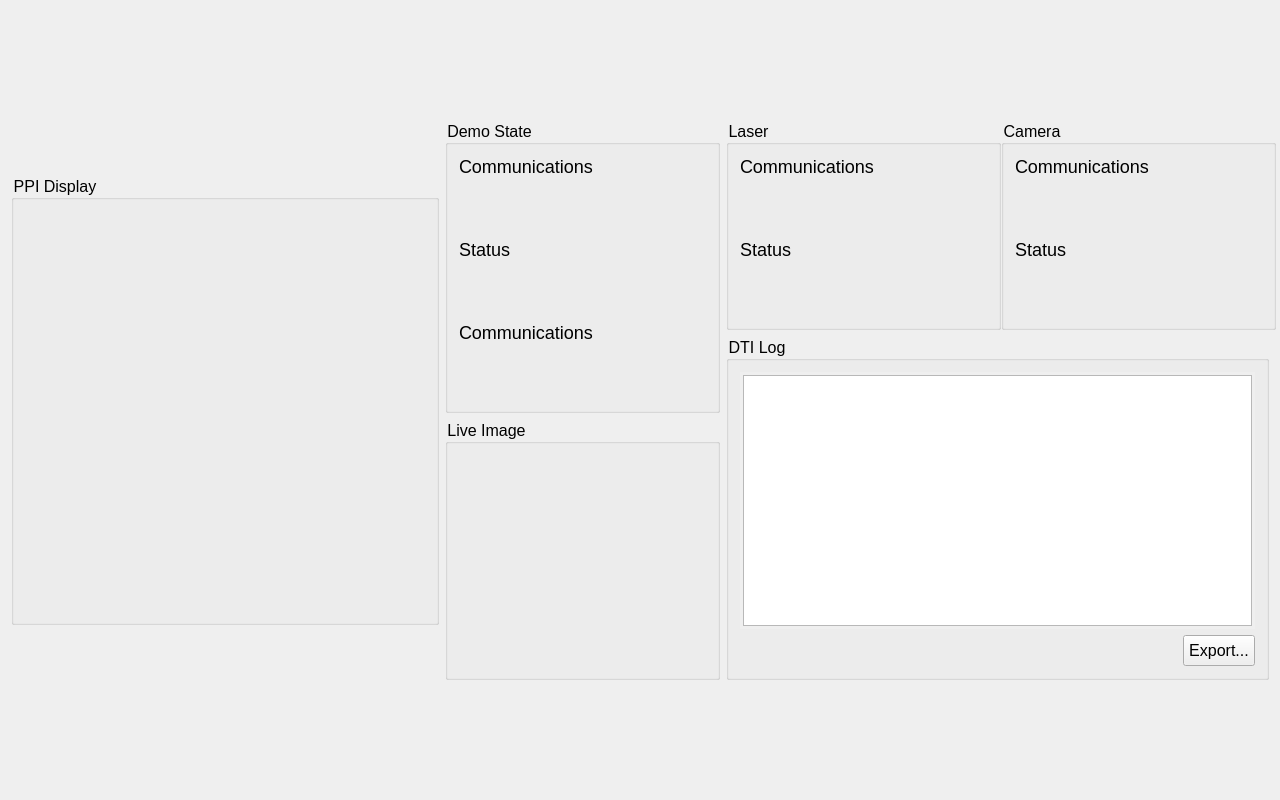
Above: C3/QtPoCProject/untitled/mainwindow.ui from dishbreak/wende-project before the change. Below: the same form after it.
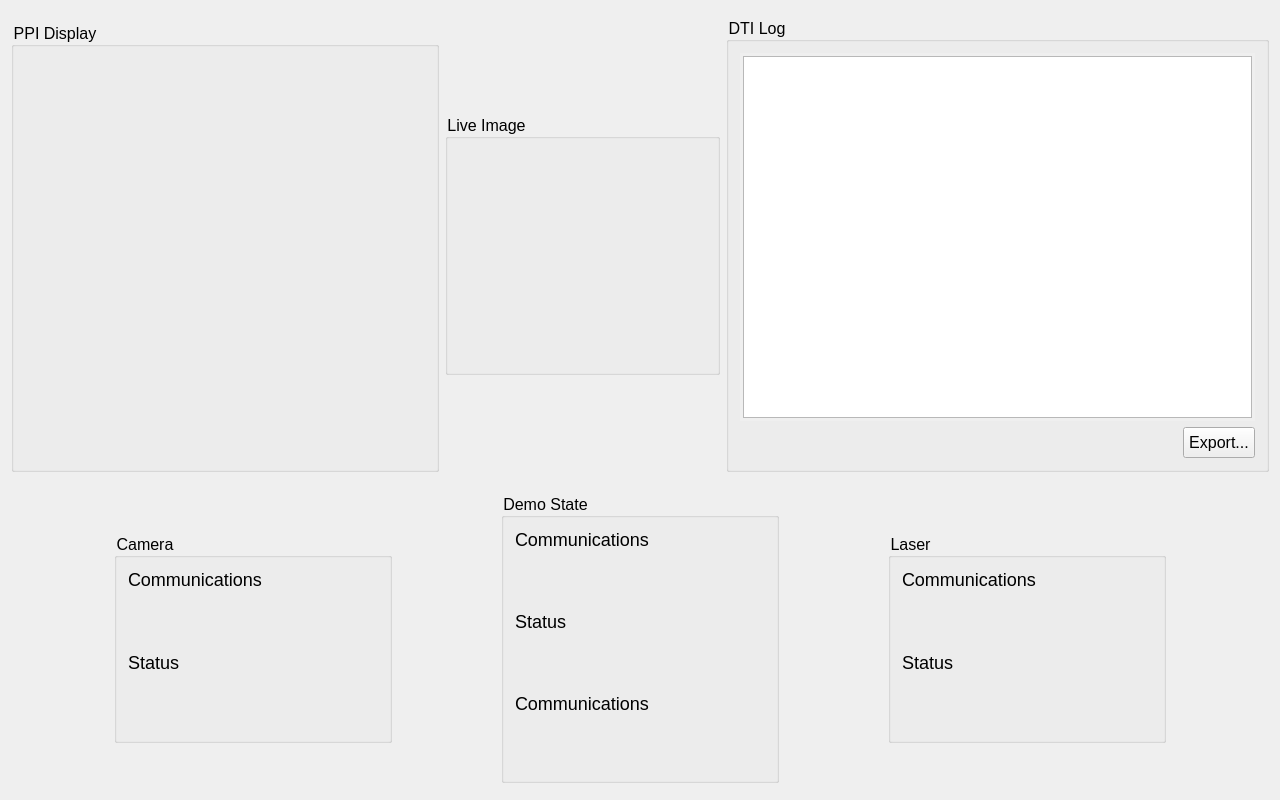
That is the form after the change. Icons and pictures are not drawn.

What changed in the file:
```diff
--- a/C3/QtPoCProject/untitled/mainwindow.ui
+++ b/C3/QtPoCProject/untitled/mainwindow.ui
@@ -62,7 +62,10 @@
       <item>
        <layout class="QHBoxLayout" name="horizontalLayout_3">
         <item>
-         <layout class="QVBoxLayout" name="verticalLayout_15">
+         <layout class="QVBoxLayout" name="vlPPI">
+          <property name="sizeConstraint">
+           <enum>QLayout::SetDefaultConstraint</enum>
+          </property>
           <item>
            <spacer name="verticalSpacer">
             <property name="orientation">
@@ -101,139 +104,12 @@
             </layout>
            </widget>
           </item>
-          <item>
-           <spacer name="verticalSpacer_2">
-            <property name="orientation">
-             <enum>Qt::Vertical</enum>
-            </property>
-            <property name="sizeHint" stdset="0">
-             <size>
-              <width>20</width>
-              <height>40</height>
-             </size>
-            </property>
-           </spacer>
-          </item>
          </layout>
         </item>
         <item>
-         <layout class="QVBoxLayout" name="verticalLayout_3">
+         <layout class="QVBoxLayout" name="vlLiveImage" stretch="0">
           <item>
-           <widget class="QGroupBox" name="laserOps_4">
-            <property name="sizePolicy">
-             <sizepolicy hsizetype="Fixed" vsizetype="Fixed">
-              <horstretch>0</horstretch>
-              <verstretch>0</verstretch>
-             </sizepolicy>
-            </property>
-            <property name="minimumSize">
-             <size>
-              <width>275</width>
-              <height>290</height>
-             </size>
-            </property>
-            <property name="styleSheet">
-             <string notr="true"/>
-            </property>
-            <property name="title">
-             <string>Demo State</string>
-            </property>
-            <layout class="QVBoxLayout" name="verticalLayout_10">
-             <item>
-              <layout class="QVBoxLayout" name="verticalLayout_11">
-               <item>
-                <widget class="QLabel" name="item_7">
-                 <property name="styleSheet">
-                  <string notr="true">font-size: 18px;</string>
-                 </property>
-                 <property name="text">
-                  <string>Communications</string>
-                 </property>
-                </widget>
-               </item>
-               <item>
-                <widget class="QLabel" name="laserCommStatus_4">
-                 <property name="minimumSize">
-                  <size>
-                   <width>250</width>
-                   <height>50</height>
-                  </size>
-                 </property>
-                 <property name="text">
-                  <string/>
-                 </property>
-                 <property name="pixmap">
-                  <pixmap resource="assets/assets.qrc">:/indicators/green indicator.svg</pixmap>
-                 </property>
-                </widget>
-               </item>
-              </layout>
-             </item>
-             <item>
-              <layout class="QVBoxLayout" name="verticalLayout_12">
-               <item>
-                <widget class="QLabel" name="item_8">
-                 <property name="styleSheet">
-                  <string notr="true">font-size: 18px;</string>
-                 </property>
-                 <property name="text">
-                  <string>Status</string>
-                 </property>
-                </widget>
-               </item>
-               <item>
-                <widget class="QLabel" name="laserOpStatus_4">
-                 <property name="minimumSize">
-                  <size>
-                   <width>250</width>
-                   <height>50</height>
-                  </size>
-                 </property>
-                 <property name="text">
-                  <string/>
-                 </property>
-                 <property name="pixmap">
-                  <pixmap resource="assets/assets.qrc">:/indicators/green indicator.svg</pixmap>
-                 </property>
-                </widget>
-               </item>
-              </layout>
-             </item>
-             <item>
-              <layout class="QVBoxLayout" name="verticalLayout_13">
-               <item>
-                <widget class="QLabel" name="item_9">
-                 <property name="styleSheet">
-                  <string notr="true">font-size: 18px;</string>
-                 </property>
-                 <property name="text">
-                  <string>Communications</string>
-                 </property>
-                </widget>
-               </item>
-               <item>
-                <widget class="QLabel" name="laserCommStatus_5">
-                 <property name="minimumSize">
-                  <size>
-                   <width>250</width>
-                   <height>50</height>
-                  </size>
-                 </property>
-                 <property name="text">
-                  <string/>
-                 </property>
-                 <property name="pixmap">
-                  <pixmap resource="assets/assets.qrc">:/indicators/green indicator.svg</pixmap>
-                 </property>
-                </widget>
-               </item>
-              </layout>
-             </item>
-            </layout>
-           </widget>
-          </item>
-          <item>
-           <widget class="QGroupBox" name="groupBox">
+           <widget class="QGroupBox" name="gbLiveImage">
             <property name="sizePolicy">
              <sizepolicy hsizetype="Fixed" vsizetype="Fixed">
               <horstretch>0</horstretch>
@@ -249,12 +125,12 @@
             <property name="title">
              <string>Live Image</string>
             </property>
-            <widget class="QLabel" name="label_2">
+            <widget class="QLabel" name="lblLiveImage">
              <property name="geometry">
               <rect>
                <x>10</x>
                <y>30</y>
-               <width>263</width>
+               <width>301</width>
                <height>223</height>
               </rect>
              </property>
@@ -278,179 +154,10 @@
         <item>
          <layout class="QVBoxLayout" name="verticalLayout_2">
           <item>
-           <layout class="QHBoxLayout" name="horizontalLayout">
-            <item>
-             <widget class="QGroupBox" name="laserOps_2">
-              <property name="sizePolicy">
-               <sizepolicy hsizetype="Fixed" vsizetype="Fixed">
-                <horstretch>0</horstretch>
-                <verstretch>0</verstretch>
-               </sizepolicy>
-              </property>
-              <property name="minimumSize">
-               <size>
-                <width>275</width>
-                <height>204</height>
-               </size>
-              </property>
-              <property name="styleSheet">
-               <string notr="true">font-size: 16px;</string>
-              </property>
-              <property name="title">
-               <string>Laser</string>
-              </property>
-              <layout class="QVBoxLayout" name="verticalLayout_4">
-               <item>
-                <layout class="QVBoxLayout" name="verticalLayout_5">
-                 <item>
-                  <widget class="QLabel" name="item_3">
-                   <property name="styleSheet">
-                    <string notr="true">font-size: 18px;</string>
-                   </property>
-                   <property name="text">
-                    <string>Communications</string>
-                   </property>
-                  </widget>
-                 </item>
-                 <item>
-                  <widget class="QLabel" name="laserCommStatus_2">
-                   <property name="minimumSize">
-                    <size>
-                     <width>250</width>
-                     <height>50</height>
-                    </size>
-                   </property>
-                   <property name="text">
-                    <string/>
-                   </property>
-                   <property name="pixmap">
-                    <pixmap resource="assets/assets.qrc">:/indicators/green indicator.svg</pixmap>
-                   </property>
-                  </widget>
-                 </item>
-                </layout>
-               </item>
-               <item>
-                <layout class="QVBoxLayout" name="verticalLayout_6">
-                 <item>
-                  <widget class="QLabel" name="item_4">
-                   <property name="styleSheet">
-                    <string notr="true">font-size: 18px;</string>
-                   </property>
-                   <property name="text">
-                    <string>Status</string>
-                   </property>
-                  </widget>
-                 </item>
-                 <item>
-                  <widget class="QLabel" name="laserOpStatus_2">
-                   <property name="minimumSize">
-                    <size>
-                     <width>250</width>
-                     <height>50</height>
-                    </size>
-                   </property>
-                   <property name="text">
-                    <string/>
-                   </property>
-                   <property name="pixmap">
-                    <pixmap resource="assets/assets.qrc">:/indicators/green indicator.svg</pixmap>
-                   </property>
-                  </widget>
-                 </item>
-                </layout>
-               </item>
-              </layout>
-             </widget>
-            </item>
-            <item>
-             <widget class="QGroupBox" name="laserOps_3">
-              <property name="sizePolicy">
-               <sizepolicy hsizetype="Fixed" vsizetype="Fixed">
-                <horstretch>0</horstretch>
-                <verstretch>0</verstretch>
-               </sizepolicy>
-              </property>
-              <property name="minimumSize">
-               <size>
-                <width>275</width>
-                <height>204</height>
-               </size>
-              </property>
-              <property name="styleSheet">
-               <string notr="true">font-size: 16px;</string>
-              </property>
-              <property name="title">
-               <string>Camera</string>
-              </property>
-              <layout class="QVBoxLayout" name="verticalLayout_7">
-               <item>
-                <layout class="QVBoxLayout" name="verticalLayout_8">
-                 <item>
-                  <widget class="QLabel" name="item_5">
-                   <property name="styleSheet">
-                    <string notr="true">font-size: 18px;</string>
-                   </property>
-                   <property name="text">
-                    <string>Communications</string>
-                   </property>
-                  </widget>
-                 </item>
-                 <item>
-                  <widget class="QLabel" name="laserCommStatus_3">
-                   <property name="minimumSize">
-                    <size>
-                     <width>250</width>
-                     <height>50</height>
-                    </size>
-                   </property>
-                   <property name="text">
-                    <string/>
-                   </property>
-                   <property name="pixmap">
-                    <pixmap resource="assets/assets.qrc">:/indicators/green indicator.svg</pixmap>
-                   </property>
-                  </widget>
-                 </item>
-                </layout>
-               </item>
-               <item>
-                <layout class="QVBoxLayout" name="verticalLayout_9">
-                 <item>
-                  <widget class="QLabel" name="item_6">
-                   <property name="styleSheet">
-                    <string notr="true">font-size: 18px;</string>
-                   </property>
-                   <property name="text">
-                    <string>Status</string>
-                   </property>
-                  </widget>
-                 </item>
-                 <item>
-                  <widget class="QLabel" name="laserOpStatus_3">
-                   <property name="minimumSize">
-                    <size>
-                     <width>250</width>
-                     <height>50</height>
-                    </size>
-                   </property>
-                   <property name="text">
-                    <string/>
-                   </property>
-                   <property name="pixmap">
-                    <pixmap resource="assets/assets.qrc">:/indicators/green indicator.svg</pixmap>
-                   </property>
-                  </widget>
-                 </item>
-                </layout>
-               </item>
-              </layout>
-             </widget>
-            </item>
-           </layout>
+           <layout class="QHBoxLayout" name="hlDTI"/>
           </item>
           <item>
-           <widget class="QGroupBox" name="">
+           <widget class="QGroupBox" name="gbDTI">
             <property name="styleSheet">
              <string notr="true">font-size: 16px;</string>
             </property>
@@ -463,6 +170,9 @@
                <property name="styleSheet">
                 <string notr="true">margin: 3px;</string>
                </property>
+               <attribute name="horizontalHeaderDefaultSectionSize">
+                <number>90</number>
+               </attribute>
               </widget>
              </item>
              <item>
@@ -499,6 +209,295 @@
         </item>
        </layout>
       </item>
+      <item>
+       <layout class="QHBoxLayout" name="hlStatusIndicators">
+        <property name="topMargin">
+         <number>15</number>
+        </property>
+        <item>
+         <widget class="QGroupBox" name="gbCameraIndicators">
+          <property name="sizePolicy">
+           <sizepolicy hsizetype="Fixed" vsizetype="Fixed">
+            <horstretch>0</horstretch>
+            <verstretch>0</verstretch>
+           </sizepolicy>
+          </property>
+          <property name="minimumSize">
+           <size>
+            <width>275</width>
+            <height>204</height>
+           </size>
+          </property>
+          <property name="styleSheet">
+           <string notr="true">font-size: 16px;</string>
+          </property>
+          <property name="title">
+           <string>Camera</string>
+          </property>
+          <layout class="QVBoxLayout" name="verticalLayout_7">
+           <item>
+            <layout class="QVBoxLayout" name="vlCameraComms">
+             <item>
+              <widget class="QLabel" name="lblCameraComms">
+               <property name="styleSheet">
+                <string notr="true">font-size: 18px;</string>
+               </property>
+               <property name="text">
+                <string>Communications</string>
+               </property>
+              </widget>
+             </item>
+             <item>
+              <widget class="QLabel" name="widCameraComms">
+               <property name="minimumSize">
+                <size>
+                 <width>250</width>
+                 <height>50</height>
+                </size>
+               </property>
+               <property name="text">
+                <string/>
+               </property>
+               <property name="pixmap">
+                <pixmap resource="assets/assets.qrc">:/indicators/green indicator.svg</pixmap>
+               </property>
+              </widget>
+             </item>
+            </layout>
+           </item>
+           <item>
+            <layout class="QVBoxLayout" name="vlCameraStatus">
+             <item>
+              <widget class="QLabel" name="lblCameraStatus">
+               <property name="styleSheet">
+                <string notr="true">font-size: 18px;</string>
+               </property>
+               <property name="text">
+                <string>Status</string>
+               </property>
+              </widget>
+             </item>
+             <item>
+              <widget class="QLabel" name="widCameraStatus">
+               <property name="minimumSize">
+                <size>
+                 <width>250</width>
+                 <height>50</height>
+                </size>
+               </property>
+               <property name="text">
+                <string/>
+               </property>
+               <property name="pixmap">
+                <pixmap resource="assets/assets.qrc">:/indicators/green indicator.svg</pixmap>
+               </property>
+              </widget>
+             </item>
+            </layout>
+           </item>
+          </layout>
+         </widget>
+        </item>
+        <item>
+         <widget class="QGroupBox" name="gbDemoIndicators">
+          <property name="sizePolicy">
+           <sizepolicy hsizetype="Fixed" vsizetype="Fixed">
+            <horstretch>0</horstretch>
+            <verstretch>0</verstretch>
+           </sizepolicy>
+          </property>
+          <property name="minimumSize">
+           <size>
+            <width>275</width>
+            <height>290</height>
+           </size>
+          </property>
+          <property name="styleSheet">
+           <string notr="true"/>
+          </property>
+          <property name="title">
+           <string>Demo State</string>
+          </property>
+          <layout class="QVBoxLayout" name="verticalLayout_10">
+           <item>
+            <layout class="QVBoxLayout" name="verticalLayout_11">
+             <item>
+              <widget class="QLabel" name="item_7">
+               <property name="styleSheet">
+                <string notr="true">font-size: 18px;</string>
+               </property>
+               <property name="text">
+                <string>Communications</string>
+               </property>
+              </widget>
+             </item>
+             <item>
+              <widget class="QLabel" name="laserCommStatus_4">
+               <property name="minimumSize">
+                <size>
+                 <width>250</width>
+                 <height>50</height>
+                </size>
+               </property>
+               <property name="text">
+                <string/>
+               </property>
+               <property name="pixmap">
+                <pixmap resource="assets/assets.qrc">:/indicators/green indicator.svg</pixmap>
+               </property>
+              </widget>
+             </item>
+            </layout>
+           </item>
+           <item>
+            <layout class="QVBoxLayout" name="verticalLayout_12">
+             <item>
+              <widget class="QLabel" name="item_8">
+               <property name="styleSheet">
+                <string notr="true">font-size: 18px;</string>
+               </property>
+               <property name="text">
+                <string>Status</string>
+               </property>
+              </widget>
+             </item>
+             <item>
+              <widget class="QLabel" name="laserOpStatus_4">
+               <property name="minimumSize">
+                <size>
+                 <width>250</width>
+                 <height>50</height>
+                </size>
+               </property>
+               <property name="text">
+                <string/>
+               </property>
+               <property name="pixmap">
+                <pixmap resource="assets/assets.qrc">:/indicators/green indicator.svg</pixmap>
+               </property>
+              </widget>
+             </item>
+            </layout>
+           </item>
+           <item>
+            <layout class="QVBoxLayout" name="verticalLayout_13">
+             <item>
+              <widget class="QLabel" name="item_9">
+               <property name="styleSheet">
+                <string notr="true">font-size: 18px;</string>
+               </property>
+               <property name="text">
+                <string>Communications</string>
+               </property>
+              </widget>
+             </item>
+             <item>
+              <widget class="QLabel" name="laserCommStatus_5">
+               <property name="minimumSize">
+                <size>
+                 <width>250</width>
+                 <height>50</height>
+                </size>
+               </property>
+               <property name="text">
+                <string/>
+               </property>
+               <property name="pixmap">
+                <pixmap resource="assets/assets.qrc">:/indicators/green indicator.svg</pixmap>
+               </property>
+              </widget>
+             </item>
+            </layout>
+           </item>
+          </layout>
+         </widget>
+        </item>
+        <item>
+         <widget class="QGroupBox" name="gbLaserIndicators">
+          <property name="sizePolicy">
+           <sizepolicy hsizetype="Fixed" vsizetype="Fixed">
+            <horstretch>0</horstretch>
+            <verstretch>0</verstretch>
+           </sizepolicy>
+          </property>
+          <property name="minimumSize">
+           <size>
+            <width>275</width>
+            <height>204</height>
+           </size>
+          </property>
+          <property name="styleSheet">
+           <string notr="true">font-size: 16px;</string>
+          </property>
+          <property name="title">
+           <string>Laser</string>
+          </property>
+          <layout class="QVBoxLayout" name="verticalLayout_4">
+           <item>
+            <layout class="QVBoxLayout" name="vlLaserComms">
+             <item>
+              <widget class="QLabel" name="lblLaserComms">
+               <property name="styleSheet">
+                <string notr="true">font-size: 18px;</string>
+               </property>
+               <property name="text">
+                <string>Communications</string>
+               </property>
+              </widget>
+             </item>
+             <item>
+              <widget class="QLabel" name="widLaserComms">
+               <property name="minimumSize">
+                <size>
+                 <width>250</width>
+                 <height>50</height>
+                </size>
+               </property>
+               <property name="text">
+                <string/>
+               </property>
+               <property name="pixmap">
+                <pixmap resource="assets/assets.qrc">:/indicators/green indicator.svg</pixmap>
+               </property>
+              </widget>
+             </item>
+            </layout>
+           </item>
+           <item>
+            <layout class="QVBoxLayout" name="vlLaserStatus">
+             <item>
+              <widget class="QLabel" name="lblLaserStatus">
+               <property name="styleSheet">
+                <string notr="true">font-size: 18px;</string>
+               </property>
+               <property name="text">
+                <string>Status</string>
+               </property>
+              </widget>
+             </item>
+             <item>
+              <widget class="QLabel" name="widLaserStatus">
+               <property name="minimumSize">
+                <size>
+                 <width>250</width>
+                 <height>50</height>
+                </size>
+               </property>
+               <property name="text">
+                <string/>
+               </property>
+               <property name="pixmap">
+                <pixmap resource="assets/assets.qrc">:/indicators/green indicator.svg</pixmap>
+               </property>
+              </widget>
+             </item>
+            </layout>
+           </item>
+          </layout>
+         </widget>
+        </item>
+       </layout>
+      </item>
       <item>
        <spacer name="verticalSpacer_3">
         <property name="orientation">
```
Left out of the diff: 42 changed lines with no effect on the pictures.
